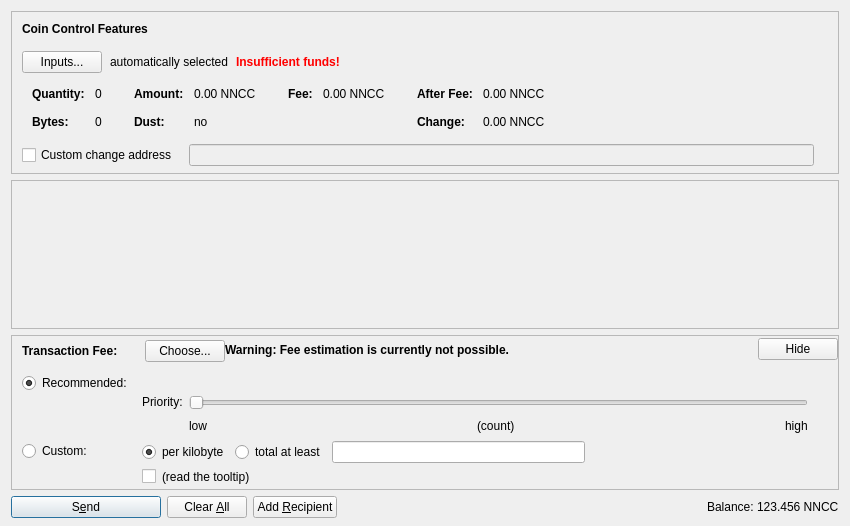
The window that src/qt/forms/sendcoinsdialog.ui (termucoin/dogecoin) describes before a commit, drawn with Qt 5.
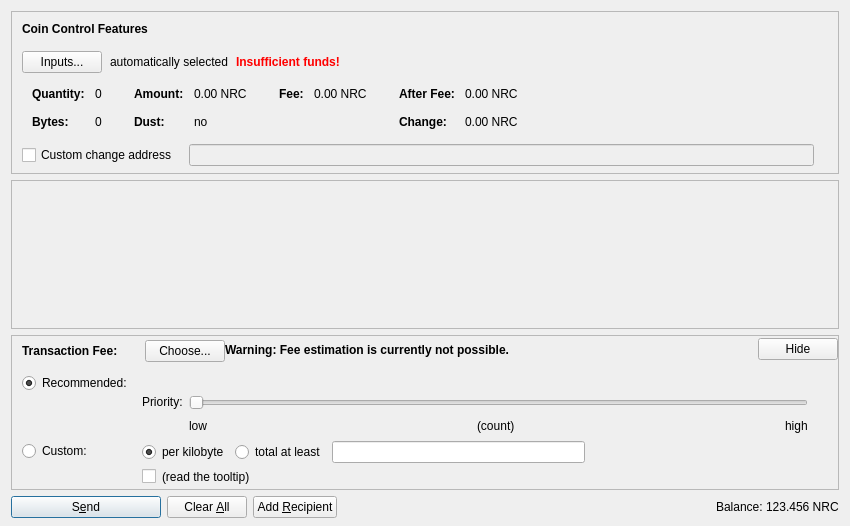
The same window after the commit. Icons and pictures are not drawn. Custom widgets are drawn as their Qt base class.

What changed in the file:
```diff
--- a/src/qt/forms/sendcoinsdialog.ui
+++ b/src/qt/forms/sendcoinsdialog.ui
@@ -324,7 +324,7 @@
                   <enum>Qt::ActionsContextMenu</enum>
                  </property>
                  <property name="text">
-                  <string notr="true">0.00 NNCC</string>
+                  <string notr="true">0.00 NRC</string>
                  </property>
                  <property name="textInteractionFlags">
                   <set>Qt::LinksAccessibleByMouse|Qt::TextSelectableByKeyboard|Qt::TextSelectableByMouse</set>
@@ -404,7 +404,7 @@
                   <enum>Qt::ActionsContextMenu</enum>
                  </property>
                  <property name="text">
-                  <string notr="true">0.00 NNCC</string>
+                  <string notr="true">0.00 NRC</string>
                  </property>
                  <property name="textInteractionFlags">
                   <set>Qt::LinksAccessibleByMouse|Qt::TextSelectableByKeyboard|Qt::TextSelectableByMouse</set>
@@ -455,7 +455,7 @@
                   <enum>Qt::ActionsContextMenu</enum>
                  </property>
                  <property name="text">
-                  <string notr="true">0.00 NNCC</string>
+                  <string notr="true">0.00 NRC</string>
                  </property>
                  <property name="textInteractionFlags">
                   <set>Qt::LinksAccessibleByMouse|Qt::TextSelectableByKeyboard|Qt::TextSelectableByMouse</set>
@@ -484,7 +484,7 @@
                   <enum>Qt::ActionsContextMenu</enum>
                  </property>
                  <property name="text">
-                  <string notr="true">0.00 NNCC</string>
+                  <string notr="true">0.00 NRC</string>
                  </property>
                  <property name="textInteractionFlags">
                   <set>Qt::LinksAccessibleByMouse|Qt::TextSelectableByKeyboard|Qt::TextSelectableByMouse</set>
@@ -1303,7 +1303,7 @@
           <cursorShape>IBeamCursor</cursorShape>
          </property>
          <property name="text">
-          <string notr="true">123.456 NNCC</string>
+          <string notr="true">123.456 NRC</string>
          </property>
          <property name="textInteractionFlags">
           <set>Qt::LinksAccessibleByMouse|Qt::TextSelectableByKeyboard|Qt::TextSelectableByMouse</set>
```
